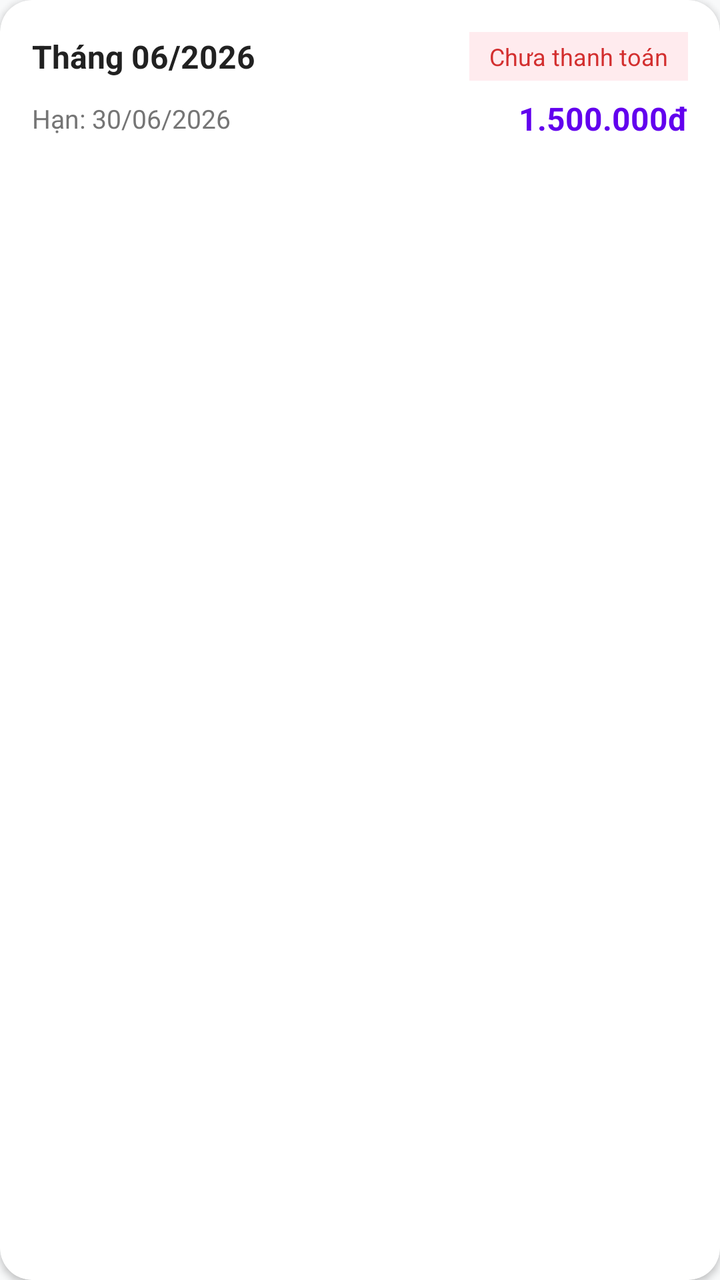
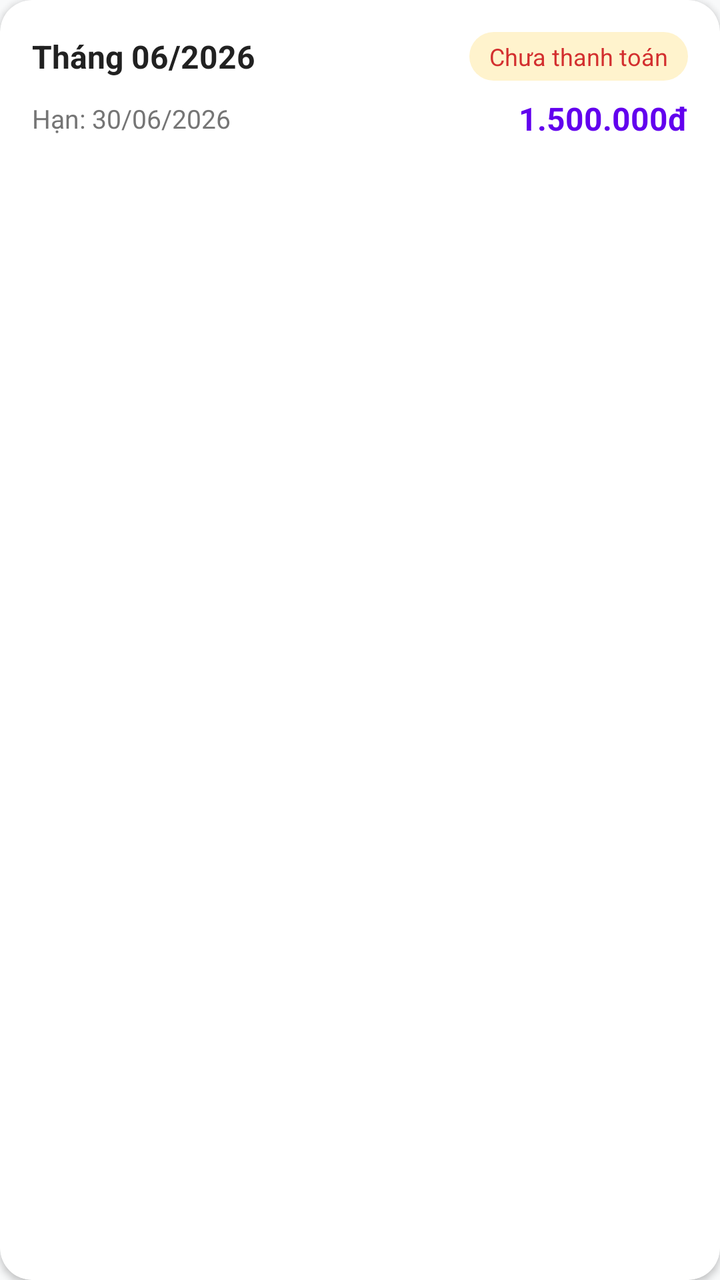

An Android layout rendered at two revisions. The XML below is the earlier revision; the diff shows what the commit changed to produce the second picture.
<!-- AndroidManifest.xml: application theme Theme.SmartBoarding -->
<!-- res/layout/item_invoice.xml -->
<?xml version="1.0" encoding="utf-8"?>
<androidx.cardview.widget.CardView
    xmlns:android="http://schemas.android.com/apk/res/android"
    xmlns:app="http://schemas.android.com/apk/res-auto"
    android:layout_width="match_parent"
    android:layout_height="wrap_content"
    android:layout_marginBottom="12dp"
    app:cardCornerRadius="16dp"
    app:cardElevation="2dp">

    <LinearLayout
        android:layout_width="match_parent"
        android:layout_height="wrap_content"
        android:orientation="vertical"
        android:padding="16dp">

        <LinearLayout
            android:layout_width="match_parent"
            android:layout_height="wrap_content"
            android:layout_marginBottom="8dp"
            android:gravity="center_vertical"
            android:orientation="horizontal">

            <TextView
                android:id="@+id/tvMonth"
                android:layout_width="0dp"
                android:layout_height="wrap_content"
                android:layout_weight="1"
                android:text="Tháng 06/2026"
                android:textColor="#212121"
                android:textSize="16sp"
                android:textStyle="bold" />

            <TextView
                android:id="@+id/tvStatus"
                android:layout_width="wrap_content"
                android:layout_height="wrap_content"
                android:background="#FFEBEE"
                android:paddingHorizontal="10dp"
                android:paddingVertical="4dp"
                android:text="Chưa thanh toán"
                android:textColor="#D32F2F"
                android:textSize="12sp" />

        </LinearLayout>

        <LinearLayout
            android:layout_width="match_parent"
            android:layout_height="wrap_content"
            android:gravity="center_vertical"
            android:orientation="horizontal">

            <TextView
                android:id="@+id/tvDueDate"
                android:layout_width="0dp"
                android:layout_height="wrap_content"
                android:layout_weight="1"
                android:text="Hạn: 30/06/2026"
                android:textColor="#757575"
                android:textSize="13sp" />

            <TextView
                android:id="@+id/tvAmount"
                android:layout_width="wrap_content"
                android:layout_height="wrap_content"
                android:text="1.500.000đ"
                android:textColor="#6200EE"
                android:textSize="16sp"
                android:textStyle="bold" />

        </LinearLayout>

    </LinearLayout>

</androidx.cardview.widget.CardView>
<!-- resources referenced by this layout -->
<resources>
  <style name="Theme.SmartBoarding" parent="Theme.MaterialComponents.Light.NoActionBar">
          <item name="colorPrimary">#6C5CE7</item>
          <item name="colorPrimaryVariant">#5A4BD1</item>
          <item name="colorOnPrimary">#FFFFFF</item>
          <item name="colorSecondary">#0984E3</item>
          <item name="colorOnSecondary">#FFFFFF</item>
          <item name="android:statusBarColor">#5A4BD1</item>
          <item name="android:windowBackground">#F8F9FA</item>
      </style>
</resources>

<!-- the commit's change to res/layout/item_invoice.xml (unified diff, before → after) -->
@@ -21,21 +21,37 @@
             android:gravity="center_vertical"
             android:orientation="horizontal">
 
-            <TextView
-                android:id="@+id/tvMonth"
+            <LinearLayout
                 android:layout_width="0dp"
                 android:layout_height="wrap_content"
                 android:layout_weight="1"
-                android:text="Tháng 06/2026"
-                android:textColor="#212121"
-                android:textSize="16sp"
-                android:textStyle="bold" />
+                android:orientation="vertical">
+
+                <TextView
+                    android:id="@+id/tvMonth"
+                    android:layout_width="wrap_content"
+                    android:layout_height="wrap_content"
+                    android:text="Tháng 06/2026"
+                    android:textColor="#212121"
+                    android:textSize="16sp"
+                    android:textStyle="bold" />
+
+                <TextView
+                    android:id="@+id/tvRoomTag"
+                    android:layout_width="wrap_content"
+                    android:layout_height="wrap_content"
+                    android:text="Phòng 101 · Tiền cọc"
+                    android:textColor="#757575"
+                    android:textSize="12sp"
+                    android:visibility="gone" />
+
+            </LinearLayout>
 
             <TextView
                 android:id="@+id/tvStatus"
                 android:layout_width="wrap_content"
                 android:layout_height="wrap_content"
-                android:background="#FFEBEE"
+                android:background="@drawable/bg_badge_unpaid"
                 android:paddingHorizontal="10dp"
                 android:paddingVertical="4dp"
                 android:text="Chưa thanh toán"
<!-- resource entries referenced after the edit -->
@@ -1,5 +1,11 @@
 <!-- resources referenced by this layout -->
 <resources>
+  <!-- drawable bg_badge_unpaid (drawable) -->
+  <?xml version="1.0" encoding="utf-8"?>
+  <shape xmlns:android="http://schemas.android.com/apk/res/android">
+      <solid android:color="#FFF3CD"/>
+      <corners android:radius="20dp"/>
+  </shape>
   <style name="Theme.SmartBoarding" parent="Theme.MaterialComponents.Light.NoActionBar">
           <item name="colorPrimary">#6C5CE7</item>
           <item name="colorPrimaryVariant">#5A4BD1</item>
